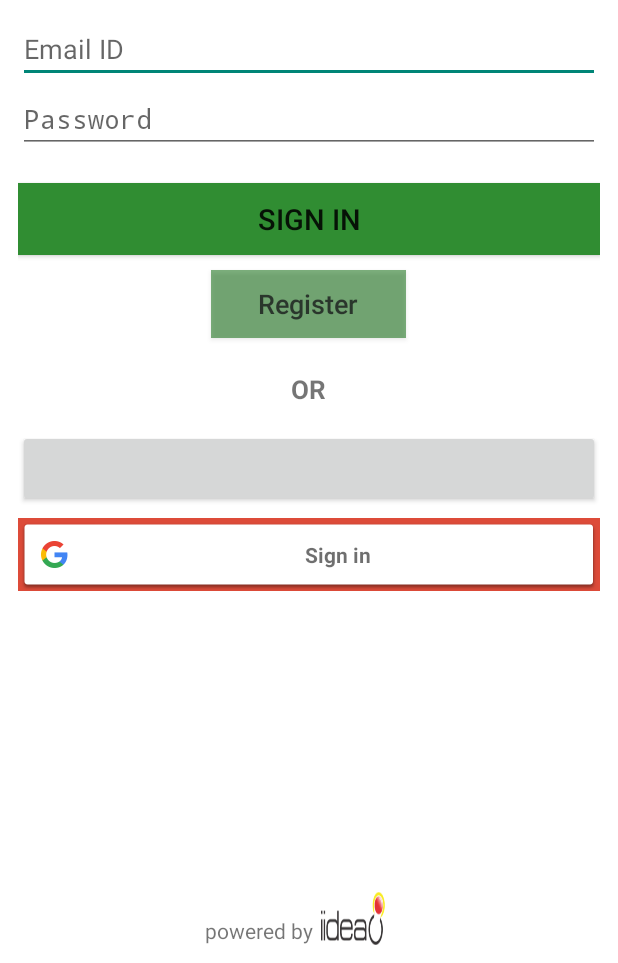
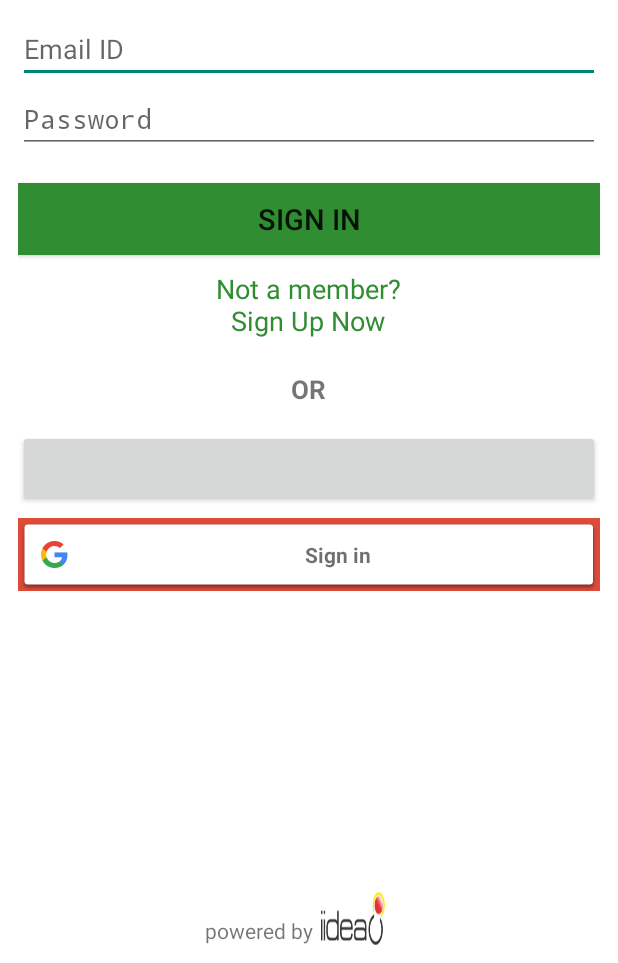
Before and after one commit to curiosityExplo/K-LIT, an Android app: the screen it shows after launch (LoginActivity), on a phone screen of 412 x 824 dp, the part 273-1236 px from its top. Run offline under Robolectric (Android 15) with nearby library versions, the phone set to English and light mode, and no system bars; libraries missing offline, so code that uses them is left out: com.facebook, com.facebook.login; plain views replace LoginButton; 6 statements that could not run were skipped.

Commit message:
New changelist

```diff
--- a/app/src/main/res/layout/activity_login.xml
+++ b/app/src/main/res/layout/activity_login.xml
@@ -46,23 +46,24 @@
         android:layout_below="@+id/et_login_password"
         android:layout_centerHorizontal="true"
         android:layout_marginTop="20dp"
-        android:textSize="19sp"
         android:background="@color/green"
         android:onClick="SignningIn"
-        android:text="Sign In" />
+        android:text="Sign In"
+        android:textSize="19sp" />
 
-    <Button
+    <TextView
         android:layout_width="130dp"
         android:layout_height="45dp"
         android:layout_below="@+id/bt_login_signIn"
         android:layout_centerHorizontal="true"
         android:layout_marginTop="10dp"
-        android:background="@color/dark_green_transparent"
+        android:background="@color/white"
+        android:gravity="center"
         android:onClick="registerClick"
-        android:textSize="18sp"
-        android:text="Register"
+        android:text="Not a member? Sign Up Now"
         android:textAllCaps="false"
-        android:textColor="@color/dark_grey_transparent" />
+        android:textColor="@color/green"
+        android:textSize="18sp" />
 
     <RelativeLayout
         android:layout_width="wrap_content"
@@ -124,9 +125,9 @@
         android:layout_width="fill_parent"
         android:layout_height="wrap_content"
         android:layout_below="@+id/fb_login_button"
-        android:textSize="22sp"
         android:layout_marginTop="7dp"
-        android:background="#DD4B39"/>
+        android:background="#DD4B39"
+        android:textSize="22sp" />
 
 
 </RelativeLayout>
--- a/app/src/main/res/values/array.xml
+++ b/app/src/main/res/values/array.xml
@@ -8,6 +8,7 @@
         <item>CONTEST</item>
         <item>PICTURE GALLERY</item>
         <item>SPONSORS</item>
+        <item>MORE</item>
         <item>LOGOUT</item>
     </string-array>
 </resources>
```
